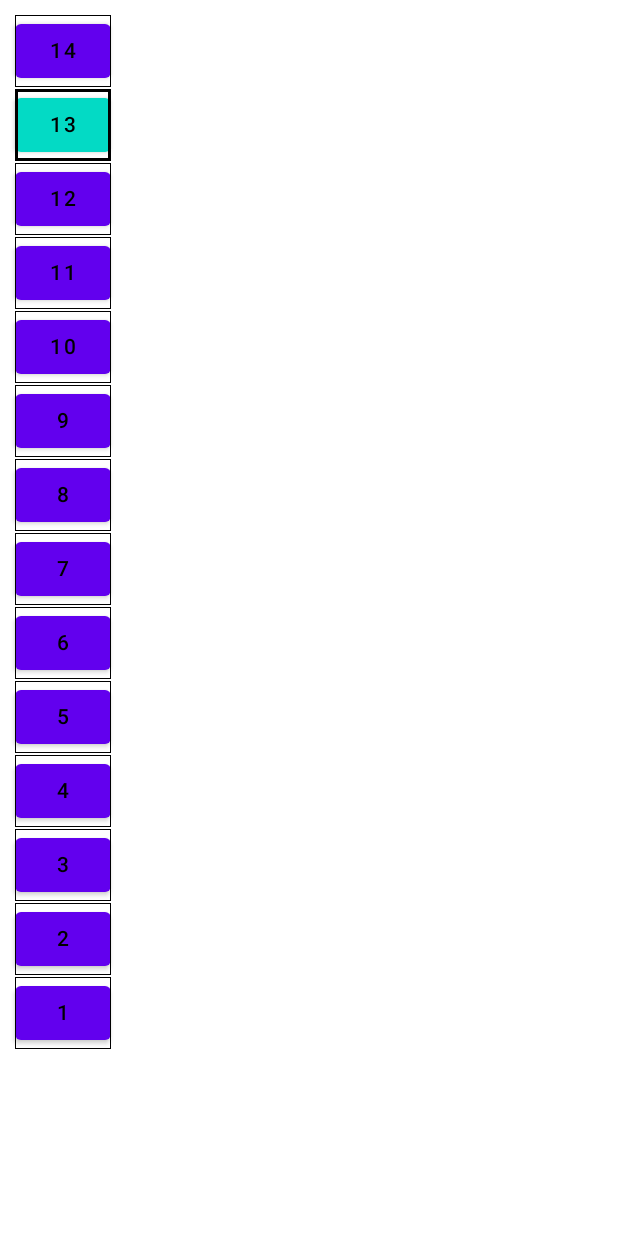
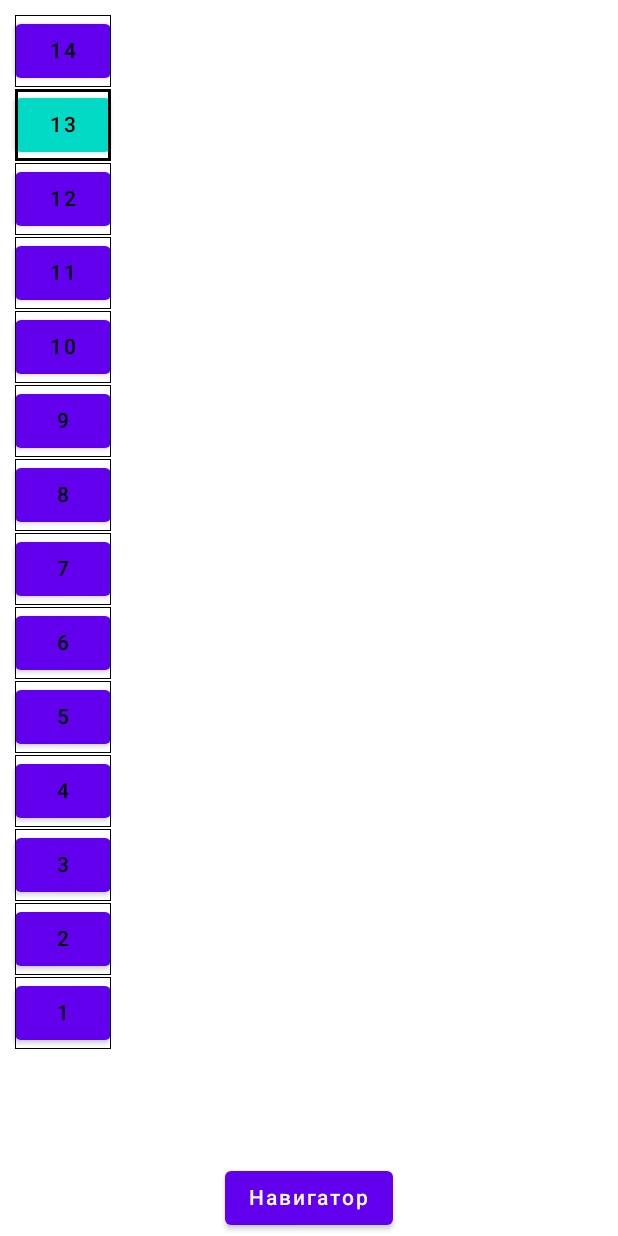
Before and after one commit to Strupervlg/InteractiveMapVSTU, an Android app built with Jetpack Compose: the screen it shows after launch (MainActivity), after a tap on "13", on a phone screen of 412 x 824 dp. Run offline under Robolectric (Android 15) with nearby library versions, the phone set to English and light mode, and no system bars; libraries missing offline, so code that uses them is left out: ovh.plrapps.mapcompose; 2 other taps on this screen came first.

Commit message:
Добавлена кнопка-заглушка "навигатор"
Функционал навигатора не реализован, при нажатии на кнопку отображается соответствующее предупреждение

```diff
--- a/InteractiveMap/app/src/main/java/com/example/interactivemap/ui/screens/StartScreen.kt
+++ b/InteractiveMap/app/src/main/java/com/example/interactivemap/ui/screens/StartScreen.kt
@@ -1,6 +1,5 @@
 package com.example.interactivemap.ui.screens
 
-import androidx.compose.material.Text
 import androidx.compose.runtime.Composable
 import androidx.compose.ui.Modifier
 import androidx.compose.ui.tooling.preview.Preview
@@ -14,15 +13,16 @@ import androidx.compose.foundation.background
 import androidx.compose.foundation.border
 import androidx.compose.foundation.layout.*
 import androidx.compose.foundation.selection.selectable
-import androidx.compose.material.Button
-import androidx.compose.material.ButtonDefaults
-import androidx.compose.material.MaterialTheme
+import androidx.compose.material.*
 import androidx.compose.runtime.mutableStateOf
 import androidx.compose.runtime.remember
+import androidx.compose.runtime.rememberCoroutineScope
+import androidx.compose.ui.Alignment
 import androidx.compose.ui.graphics.Color
 import androidx.compose.ui.layout.layoutId
 import androidx.compose.ui.unit.dp
 import androidx.lifecycle.viewmodel.compose.viewModel
+import kotlinx.coroutines.launch
 
 var sizeSpaceBetweenButtons : Float = 1.5F
 
@@ -67,4 +67,25 @@ fun StartScreen(modifier: Modifier = Modifier) {
     }
 
 
+    val snackbarHostState = remember { SnackbarHostState() }
+    val coroutineScope = rememberCoroutineScope()
+    Column(
+        modifier = Modifier
+            .fillMaxWidth()
+            .fillMaxHeight(),
+        verticalArrangement = Arrangement.Bottom,
+        horizontalAlignment = Alignment.CenterHorizontally
+    ) {
+        SnackbarHost(
+            hostState = snackbarHostState,
+            modifier = Modifier.align(Alignment.CenterHorizontally)
+        )
+
+        Button( onClick = { coroutineScope.launch {
+            snackbarHostState.showSnackbar(message = "Данная функция временно не поддерживается") } }
+        )
+        { Text("Навигатор") }
+
+        Spacer(modifier = Modifier.height(sizeSpaceBetweenButtons.dp))
+    }
 }
```
